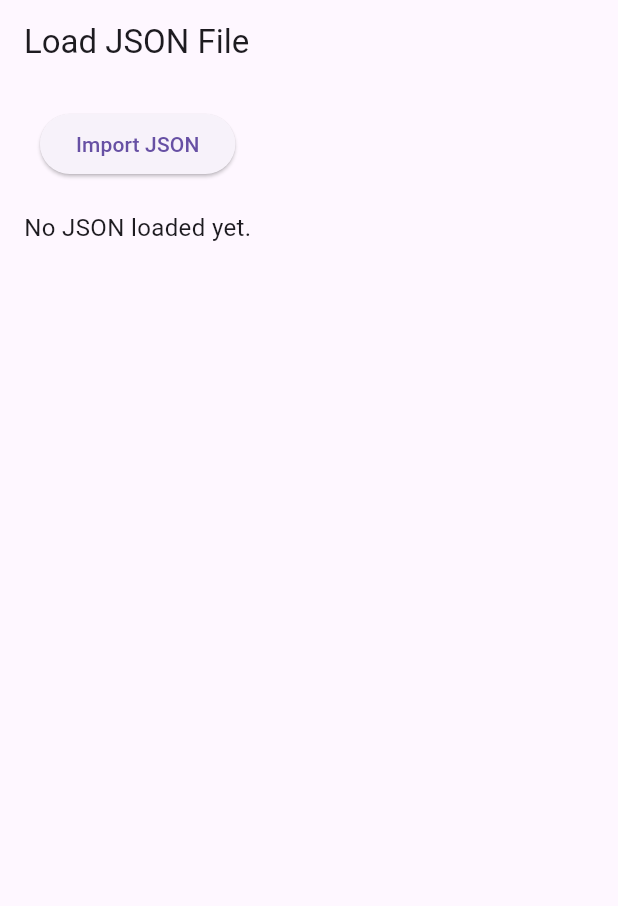
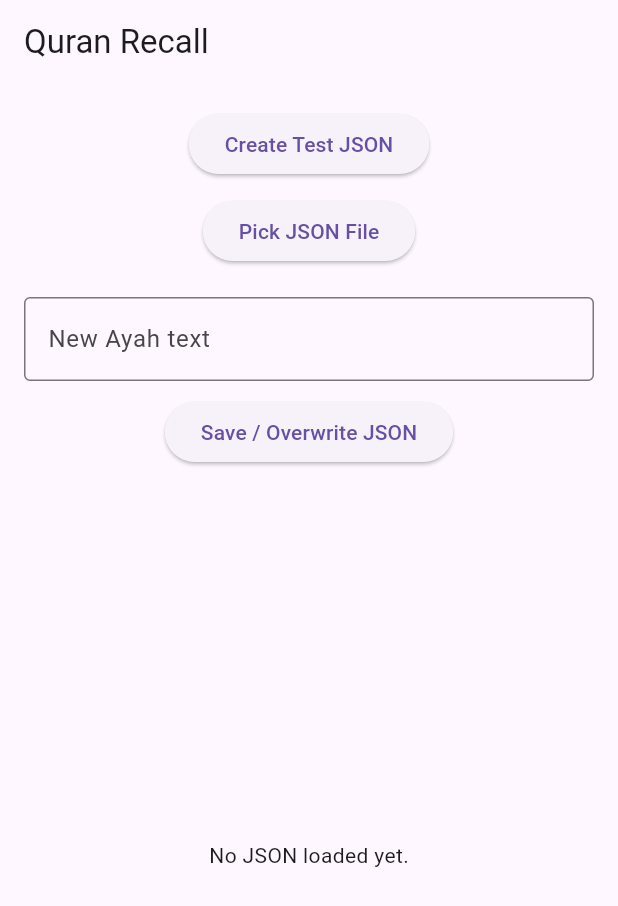
Before and after one commit to rahmansyahfaris/quran_recall_mobile, a Flutter app: the screen it shows after launch, on a phone screen of 412 x 824 dp. Shown: the top 906 px of the screen. Run offline on Flutter 3.47's test engine with Material 3 defaults, Android fonts, the phone set to English and light mode, and no system bars; our stand-ins replace file_picker; missing offline and left inert: flutter_file_dialog.

Commit message:
Improved importing and exporting using SAF (QR-V1.2)

```diff
--- a/lib/load_page.dart
+++ b/lib/load_page.dart
@@ -1,70 +1,185 @@
 // lib/load_page.dart
-import 'dart:convert'; // for jsonDecode
-import 'dart:io'; // for File
+import 'dart:convert';
+import 'dart:io';
+import 'dart:typed_data';
 import 'package:flutter/material.dart';
-import 'package:file_picker/file_picker.dart'; // for picking files
+import 'package:file_picker/file_picker.dart';
+import 'package:flutter_file_dialog/flutter_file_dialog.dart';
+import 'package:path_provider/path_provider.dart';
 
 class LoadPage extends StatefulWidget {
-  const LoadPage({Key? key}) : super(key: key); // add const and key
+  const LoadPage({Key? key}) : super(key: key);
+
   @override
-  _LoadPageState createState() => _LoadPageState();
+  State<LoadPage> createState() => _LoadPageState();
 }
 
 class _LoadPageState extends State<LoadPage> {
-  String? _jsonContent; // stores raw JSON string
+  String? _jsonPath;
+  List<dynamic> _ayahs = [];
+  final TextEditingController _textController = TextEditingController();
 
-  // Function to pick a JSON file
-  Future<void> _importJson() async {
-    // Open file picker
-    FilePickerResult? result = await FilePicker.platform.pickFiles(
+  // 1️⃣ Create a test JSON in app storage
+  Future<void> _createTestJson() async {
+    Directory dir = await getApplicationDocumentsDirectory();
+    String path = '${dir.path}/test_quran.json';
+
+    List<Map<String, dynamic>> initialData = [
+      {
+        "surah": 1,
+        "ayah_number": 1,
+        "text": "In the name of Allah, the Most Gracious",
+      },
+      {
+        "surah": 1,
+        "ayah_number": 2,
+        "text": "Praise be to Allah, Lord of the worlds",
+      },
+    ];
+
+    String content = const JsonEncoder.withIndent('  ').convert(initialData);
+    await File(path).writeAsString(content);
+
+    setState(() {
+      _jsonPath = path;
+      _ayahs = initialData;
+    });
+
+    ScaffoldMessenger.of(
+      context,
+    ).showSnackBar(SnackBar(content: Text('Test JSON created at: $path')));
+  }
+
+  // 2️⃣ Pick a JSON file from storage
+  Future<void> _pickJsonFile() async {
+    final result = await FilePicker.platform.pickFiles(
       type: FileType.custom,
       allowedExtensions: ['json'],
     );
 
     if (result != null) {
       String path = result.files.single.path!;
-      File file = File(path);
+      String content = await File(path).readAsString();
 
-      // Read file as string
-      String content = await file.readAsString();
+      try {
+        List<dynamic> data = jsonDecode(content);
+        setState(() {
+          _jsonPath = path;
+          _ayahs = data;
+        });
+      } catch (e) {
+        ScaffoldMessenger.of(
+          context,
+        ).showSnackBar(const SnackBar(content: Text('Invalid JSON')));
+      }
+    }
+  }
 
-      // Optional: Parse JSON to check validity
-      try {
-        var parsed = jsonDecode(content); // just to check format
-        print(parsed); // debug print
-      } catch (e) {
-        print("Invalid JSON format");
+  // 3️⃣ Save / Overwrite JSON using SAF
+  Future<void> _saveAyah() async {
+    if (_textController.text.isEmpty) return;
+
+    // Add new ayah in memory
+    _ayahs.add({
+      "surah": 1,
+      "ayah_number": _ayahs.length + 1,
+      "text": _textController.text,
+    });
+
+    // Convert JSON to bytes
+    final bytes = Uint8List.fromList(
+      utf8.encode(const JsonEncoder.withIndent('  ').convert(_ayahs)),
+    );
+
+    try {
+      // First let user pick a directory (SAF)
+      if (!await FlutterFileDialog.isPickDirectorySupported()) {
+        ScaffoldMessenger.of(context).showSnackBar(
+          const SnackBar(
+            content: Text("Directory picking not supported on this device."),
+          ),
+        );
+        return;
       }
 
-      // Update state to display content
-      setState(() {
-        _jsonContent = content;
-      });
+      final pickedDir = await FlutterFileDialog.pickDirectory();
+
+      if (pickedDir != null) {
+        // Save into picked directory
+        final savedPath = await FlutterFileDialog.saveFileToDirectory(
+          directory: pickedDir,
+          data: bytes,
+          mimeType: "application/json",
+          fileName: "quran.json",
+          replace: true,
+        );
+
+        ScaffoldMessenger.of(
+          context,
+        ).showSnackBar(SnackBar(content: Text("Saved at: $savedPath")));
+
+        setState(() {
+          _textController.clear();
+        });
+      } else {
+        ScaffoldMessenger.of(
+          context,
+        ).showSnackBar(const SnackBar(content: Text("Save cancelled.")));
+      }
+    } catch (e) {
+      ScaffoldMessenger.of(
+        context,
+      ).showSnackBar(SnackBar(content: Text("Failed to save: $e")));
     }
   }
 
   @override
   Widget build(BuildContext context) {
     return Scaffold(
-      appBar: AppBar(
-        title: Text('Load JSON File'),
-      ),
+      appBar: AppBar(title: const Text('Quran Recall')),
       body: Padding(
-        padding: EdgeInsets.all(16.0),
+        padding: const EdgeInsets.all(16.0),
         child: Column(
           children: [
             ElevatedButton(
-              onPressed: _importJson,
-              child: Text('Import JSON'),
+              onPressed: _createTestJson,
+              child: const Text('Create Test JSON'),
             ),
-            SizedBox(height: 20),
+            const SizedBox(height: 10),
+            ElevatedButton(
+              onPressed: _pickJsonFile,
+              child: const Text('Pick JSON File'),
+            ),
+            const SizedBox(height: 20),
+            TextField(
+              controller: _textController,
+              decoration: const InputDecoration(
+                labelText: 'New Ayah text',
+                border: OutlineInputBorder(),
+              ),
+            ),
+            const SizedBox(height: 10),
+            ElevatedButton(
+              onPressed: _saveAyah,
+              child: const Text('Save / Overwrite JSON'),
+            ),
+            const SizedBox(height: 20),
             Expanded(
-              child: SingleChildScrollView(
-                child: Text(
-                  _jsonContent ?? 'No JSON loaded yet.',
-                  style: TextStyle(fontSize: 16),
-                ),
-              ),
+              child:
+                  _ayahs.isEmpty
+                      ? const Center(child: Text('No JSON loaded yet.'))
+                      : ListView.builder(
+                        itemCount: _ayahs.length,
+                        itemBuilder: (context, index) {
+                          var ayah = _ayahs[index];
+                          return ListTile(
+                            title: Text(
+                              'Ayah ${ayah['ayah_number']}: ${ayah['text']}',
+                            ),
+                            subtitle: Text('Surah ${ayah['surah']}'),
+                          );
+                        },
+                      ),
             ),
           ],
         ),
--- a/lib/main.dart
+++ b/lib/main.dart
@@ -3,18 +3,18 @@ import 'package:flutter/material.dart';
 import 'load_page.dart';
 
 void main() {
-  runApp(MyApp());
+  runApp(const MyApp());
 }
 
 class MyApp extends StatelessWidget {
+  const MyApp({Key? key}) : super(key: key);
+
   @override
   Widget build(BuildContext context) {
     return MaterialApp(
       title: 'Quran Recall',
-      theme: ThemeData(
-        primarySwatch: Colors.green,
-      ),
-      home: LoadPage(),
+      theme: ThemeData(primarySwatch: Colors.green),
+      home: const LoadPage(),
     );
   }
 }
--- a/pubspec.yaml
+++ b/pubspec.yaml
@@ -10,6 +10,9 @@ dependencies:
   flutter:
     sdk: flutter
   file_picker: ^10.3.3
+  path_provider: ^2.1.5
+  permission_handler: ^12.0.1
+  flutter_file_dialog: ^3.0.2
 
 dev_dependencies:
   flutter_test:
```
Also changed, not shown: pubspec.lock, 6 other files.
